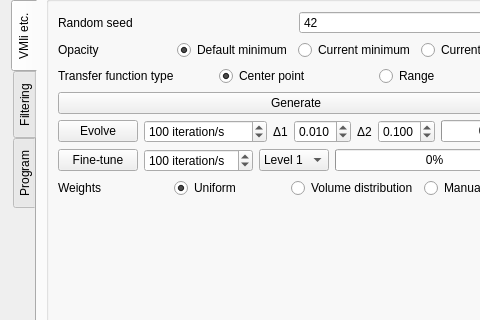
This is starviewer/src/extensions/playground/experimental3d/qexperimental3dextensionbase.ui in starviewer-medical/starviewer as Qt 5 draws it before an edit; both pictures show x 0 to 480 and y 475 to 795 of the 574 by 1010 pixel window. The edited form follows.
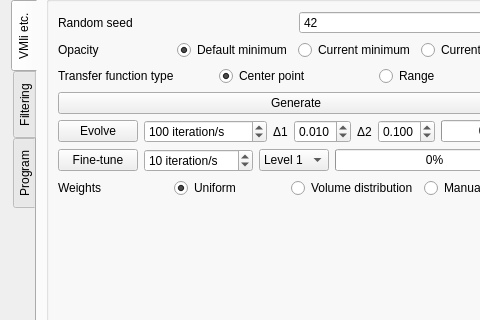
This is the edited form. The open tabs and pages were chosen to show the change. Custom widgets are drawn as their Qt base class.

Commit message: ENH: S'ha millorat el fine-tuning en els nivells 2 i 3: ara pot ajustar en els dos sentits sempre.

The edit to the form file:
```diff
--- a/starviewer/src/extensions/playground/experimental3d/qexperimental3dextensionbase.ui
+++ b/starviewer/src/extensions/playground/experimental3d/qexperimental3dextensionbase.ui
@@ -3985,7 +3985,7 @@
                <number>1000</number>
               </property>
               <property name="value">
-               <number>100</number>
+               <number>10</number>
               </property>
              </widget>
             </item>
```
The commit also changes 1 other file.
